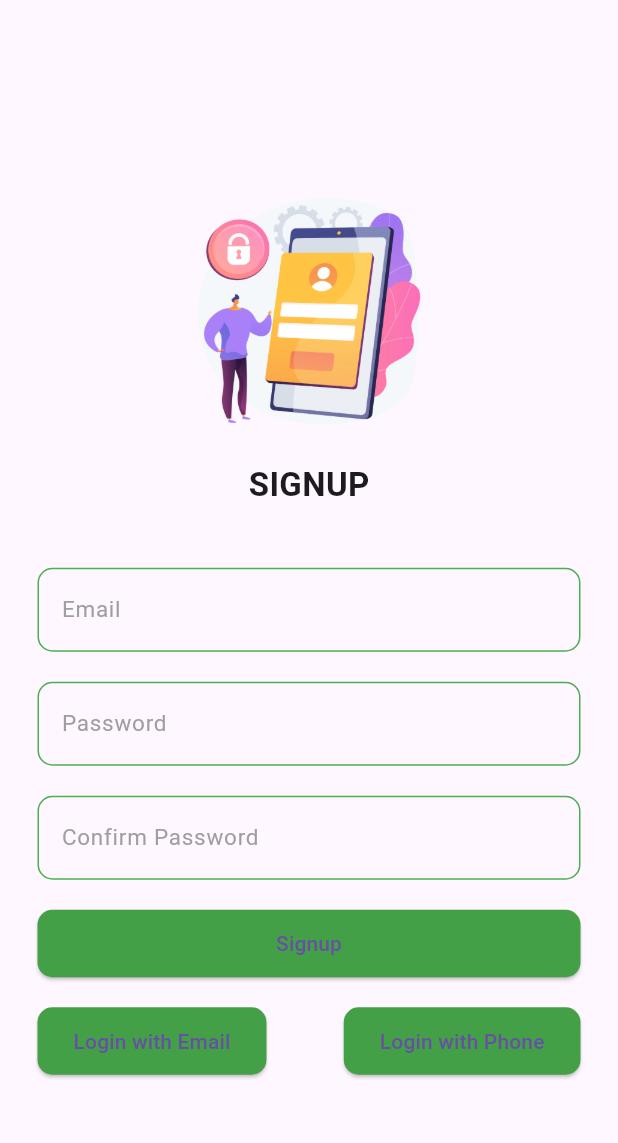
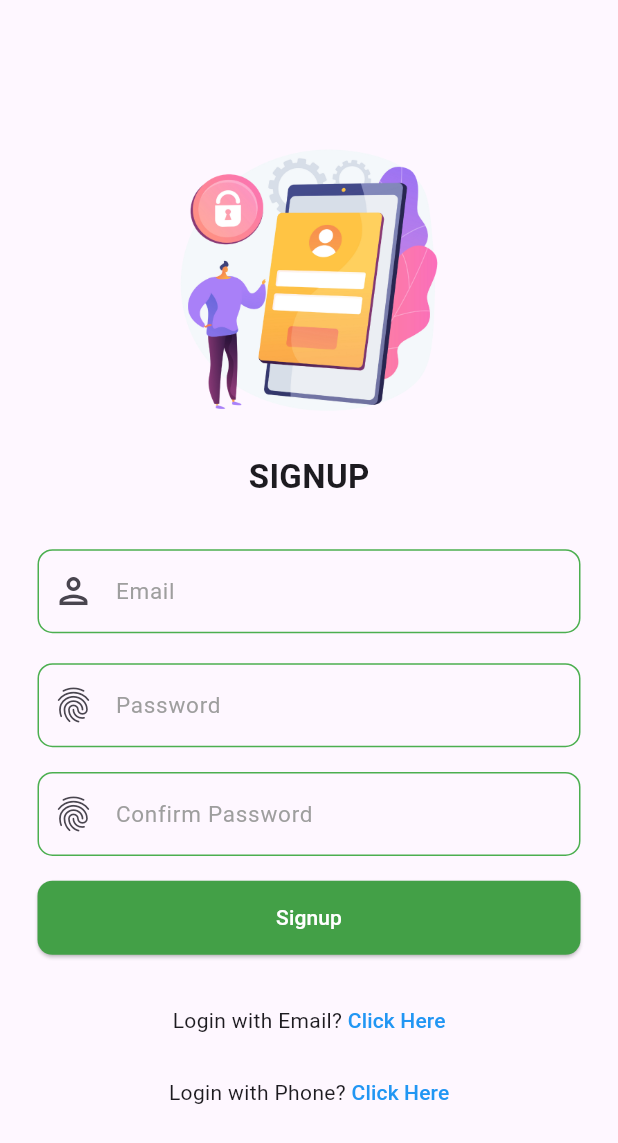
Before and after one commit to sanishaukhale/book-a-ride, a Flutter app: the screen it shows after launch, after a tap on "Signup", on a phone screen of 412 x 824 dp. Shown: the top 1143 px of the screen. Run offline on Flutter 3.47's test engine with Material 3 defaults, Android fonts, the phone set to English and light mode, and no system bars; our stand-ins replace cloud_firestore, firebase_auth, firebase_core, get, pinput, shared_preferences; missing offline and left inert: tbib_splash_screen, twilio_flutter; accounts and stored records are empty; network calls fail.

Commit message:
ui changes

```diff
--- a/lib/login_with_email/login_with_email.dart
+++ b/lib/login_with_email/login_with_email.dart
@@ -9,13 +9,17 @@ class LoginWithEmail extends StatelessWidget {
   LoginWithEmail({super.key});
 
   final TextEditingController email = TextEditingController();
+
   final TextEditingController password = TextEditingController();
 
   @override
   Widget build(BuildContext context) {
     return Scaffold(
       body: Container(
-        margin: const EdgeInsets.only(left: 25, right: 25),
+        margin: const EdgeInsets.only(
+          left: 25,
+          right: 25,
+        ),
         alignment: Alignment.center,
         child: SingleChildScrollView(
           child: Column(
@@ -23,18 +27,17 @@ class LoginWithEmail extends StatelessWidget {
             children: [
               Image.asset(
                 'assets/images/login.png',
-                width: 200,
-                height: 200,
+                height: MediaQuery.of(context).size.height * 0.28,
               ),
-              const SizedBox(
-                height: 25,
+              SizedBox(
+                height: MediaQuery.of(context).size.height * 0.02,
               ),
               const Text(
                 "Login with Email",
                 style: TextStyle(fontSize: 22, fontWeight: FontWeight.bold),
               ),
-              const SizedBox(
-                height: 40,
+              SizedBox(
+                height: MediaQuery.of(context).size.height * 0.04,
               ),
               SizedBox(
                 width: MediaQuery.of(context).size.width * 0.88,
@@ -52,6 +55,10 @@ class LoginWithEmail extends StatelessWidget {
                   style: const TextStyle(color: Colors.grey),
                   controller: email,
                   decoration: InputDecoration(
+                    prefixIcon: const Icon(
+                      Icons.person_outlined,
+                      size: 28,
+                    ),
                     hintText: 'Email',
                     hintStyle: const TextStyle(
                       fontSize: 15,
@@ -88,8 +95,8 @@ class LoginWithEmail extends StatelessWidget {
                   ),
                 ),
               ),
-              const SizedBox(
-                height: 20,
+              SizedBox(
+                height: MediaQuery.of(context).size.height * 0.02,
               ),
               SizedBox(
                 width: MediaQuery.of(context).size.width * 0.88,
@@ -105,6 +112,10 @@ class LoginWithEmail extends StatelessWidget {
                   style: const TextStyle(color: Colors.grey),
                   controller: password,
                   decoration: InputDecoration(
+                    prefixIcon: const Icon(
+                      Icons.fingerprint_outlined,
+                      size: 28,
+                    ),
                     hintText: 'Password',
                     hintStyle: const TextStyle(
                       fontSize: 15,
@@ -141,12 +152,12 @@ class LoginWithEmail extends StatelessWidget {
                   ),
                 ),
               ),
-              const SizedBox(
-                height: 20,
+              SizedBox(
+                height: MediaQuery.of(context).size.height * 0.02,
               ),
               SizedBox(
                 width: double.infinity,
-                height: 45,
+                height: MediaQuery.of(context).size.height * 0.07,
                 child: ElevatedButton(
                   style: ElevatedButton.styleFrom(
                     backgroundColor: Colors.green.shade600,
@@ -159,49 +170,58 @@ class LoginWithEmail extends StatelessWidget {
                       Auth auth = Auth();
                       auth.signInUser(email.text, password.text);
                     } else {
-                        ScaffoldMessenger.of(context)
-                            .showSnackBar(const SnackBar(
+                      ScaffoldMessenger.of(context).showSnackBar(const SnackBar(
                         content: Text("Fields cannot be Empty"),
                       ));
                     }
                   },
-                    child: const Text("Login")),
+                  child: const Text(
+                    "Login",
+                    style: TextStyle(
+                      color: Colors.white,
                     ),
-              const SizedBox(
-                height: 20,
+                  ),
+                ),
+              ),
+              SizedBox(
+                height: MediaQuery.of(context).size.height * 0.02,
               ),
               Row(
+                mainAxisAlignment: MainAxisAlignment.center,
                 children: [
-                  SizedBox(
-                    height: 45,
-                    child: ElevatedButton(
-                        style: ElevatedButton.styleFrom(
-                          backgroundColor: Colors.green.shade600,
-                          shape: RoundedRectangleBorder(
-                            borderRadius: BorderRadius.circular(10),
+                  const Text("Don't have an Account?"),
+                  TextButton(
+                    style: TextButton.styleFrom(
+                      padding: EdgeInsets.zero,
+                    ),
+                    onPressed: () {
+                      Get.to(
+                        Signup(),
+                      );
+                    },
+                    child: const Text(
+                      "Signup",
+                      style: TextStyle(color: Colors.blue),
                     ),
                   ),
-                        onPressed: () {
-                          Get.to(Signup());
-                        },
-                        child: const Text("Signup")),
+                ],
               ),
-                  const Spacer(),
-                  SizedBox(
-                    height: 45,
-                    child: ElevatedButton(
-                      style: ElevatedButton.styleFrom(
-                        backgroundColor: Colors.green.shade600,
-                        shape: RoundedRectangleBorder(
-                          borderRadius: BorderRadius.circular(10),
-                        ),
+              Row(
+                mainAxisAlignment: MainAxisAlignment.center,
+                children: [
+                  const Text("Continue with Phone? "),
+                  TextButton(
+                    style: TextButton.styleFrom(
+                      padding: EdgeInsets.zero,
                     ),
                     onPressed: () {
                       Get.to(const LoginWithPhone());
                     },
-                      child: const Text("Login with Phone"),
+                    child: const Text(
+                      "Click Here",
+                      style: TextStyle(color: Colors.blue),
                     ),
-                  )
+                  ),
                 ],
               )
             ],
--- a/lib/main.dart
+++ b/lib/main.dart
@@ -18,13 +18,10 @@ class MyApp extends StatelessWidget {
 
   @override
   Widget build(BuildContext context) {
-    return GetMaterialApp(
+    return const GetMaterialApp(
       debugShowCheckedModeBanner: false,
       title: 'Book A Ride',
-      theme: ThemeData(
-        primarySwatch: Colors.blue,
-      ),
-      home: const MyHomePage(),
+      home: MyHomePage(),
     );
   }
 }
--- a/lib/signup/signup.dart
+++ b/lib/signup/signup.dart
@@ -29,8 +29,7 @@ class Signup extends StatelessWidget {
             children: [
               Image.asset(
                 'assets/images/signup.png',
-                width: 200,
-                height: 200,
+                height: MediaQuery.of(context).size.height * 0.28,
               ),
               const Text(
                 "SIGNUP",
@@ -39,11 +38,8 @@ class Signup extends StatelessWidget {
                   fontWeight: FontWeight.bold,
                 ),
               ),
-              const SizedBox(
-                height: 10,
-              ),
-              const SizedBox(
-                height: 30,
+              SizedBox(
+                height: MediaQuery.of(context).size.height * 0.04,
               ),
               SizedBox(
                 width: MediaQuery.of(context).size.width * 0.88,
@@ -61,6 +57,10 @@ class Signup extends StatelessWidget {
                   style: const TextStyle(color: Colors.grey),
                   controller: email,
                   decoration: InputDecoration(
+                    prefixIcon: const Icon(
+                      Icons.person_outlined,
+                      size: 28,
+                    ),
                     hintText: 'Email',
                     hintStyle: const TextStyle(
                       fontSize: 15,
@@ -119,6 +119,10 @@ class Signup extends StatelessWidget {
                   ),
                   controller: password,
                   decoration: InputDecoration(
+                    prefixIcon: const Icon(
+                      Icons.fingerprint_outlined,
+                      size: 28,
+                    ),
                     hintText: 'Password',
                     hintStyle: const TextStyle(
                       fontSize: 15,
@@ -155,8 +159,8 @@ class Signup extends StatelessWidget {
                   ),
                 ),
               ),
-              const SizedBox(
-                height: 20,
+              SizedBox(
+                height: MediaQuery.of(context).size.height * 0.02,
               ),
               SizedBox(
                 width: MediaQuery.of(context).size.width * 0.88,
@@ -165,13 +169,17 @@ class Signup extends StatelessWidget {
                   autovalidateMode: AutovalidateMode.onUserInteraction,
                   validator: (value) {
                     if (password.text != confirmPassword.text) {
-                      return "Passwords doesnt match";
+                      return "Passwords doesn't match";
                     }
                     return null;
                   },
                   style: const TextStyle(color: Colors.grey),
                   controller: confirmPassword,
                   decoration: InputDecoration(
+                    prefixIcon: const Icon(
+                      Icons.fingerprint_outlined,
+                      size: 28,
+                    ),
                     hintText: 'Confirm Password',
                     hintStyle: const TextStyle(
                       fontSize: 15,
@@ -208,12 +216,12 @@ class Signup extends StatelessWidget {
                   ),
                 ),
               ),
-              const SizedBox(
-                height: 20,
+              SizedBox(
+                height: MediaQuery.of(context).size.height * 0.02,
               ),
               SizedBox(
                 width: double.infinity,
-                height: 45,
+                height: MediaQuery.of(context).size.height * 0.06,
                 child: ElevatedButton(
                   style: ElevatedButton.styleFrom(
                     backgroundColor: Colors.green.shade600,
@@ -233,47 +241,59 @@ class Signup extends StatelessWidget {
                       ));
                     }
                   },
-                  child: const Text("Signup"),
+                  child: const Text(
+                    "Signup",
+                    style: TextStyle(
+                      color: Colors.white,
+                    ),
+                  ),
                 ),
               ),
               const SizedBox(
                 height: 20,
               ),
               Row(
+                mainAxisAlignment: MainAxisAlignment.center,
                 children: [
-                  SizedBox(
-                    height: 45,
-                    child: ElevatedButton(
-                      style: ElevatedButton.styleFrom(
-                        backgroundColor: Colors.green.shade600,
-                        shape: RoundedRectangleBorder(
-                          borderRadius: BorderRadius.circular(10),
+                  const Text("Login with Email? "),
+                  TextButton(
+                    style: TextButton.styleFrom(
+                      padding: EdgeInsets.zero,
+                    ),
+                    onPressed: () {
+                      Get.to(
+                        LoginWithEmail(),
+                      );
+                    },
+                    child: const Text(
+                      "Click Here",
+                      style: TextStyle(
+                        color: Colors.blue,
                       ),
                     ),
-                      onPressed: () {
-                        Get.to(LoginWithEmail());
-                      },
-                      child: const Text("Login with Email"),
                   ),
+                ],
               ),
-                  const Spacer(),
-                  SizedBox(
-                    height: 45,
-                    child: ElevatedButton(
-                      style: ElevatedButton.styleFrom(
-                        backgroundColor: Colors.green.shade600,
-                        shape: RoundedRectangleBorder(
-                          borderRadius: BorderRadius.circular(10),
-                        ),
+              Row(
+                mainAxisAlignment: MainAxisAlignment.center,
+                children: [
+                  const Text("Login with Phone? "),
+                  TextButton(
+                    style: TextButton.styleFrom(
+                      padding: EdgeInsets.zero,
                     ),
                     onPressed: () {
                       Get.to(
                         const LoginWithPhone(),
                       );
                     },
-                      child: const Text("Login with Phone"),
+                    child: const Text(
+                      "Click Here",
+                      style: TextStyle(
+                        color: Colors.blue,
                       ),
-                  )
+                    ),
+                  ),
                 ],
               )
             ],
--- a/lib/splash/splash_screen.dart
+++ b/lib/splash/splash_screen.dart
@@ -44,7 +44,7 @@ class _MyHomePageState extends State<MyHomePage> {
       body: SplashScreenView(
         navigateWhere: isLoaded,
         navigateRoute: sharedPref ? const HomeScreen() : LoginWithEmail(),
-        logoSize:500,
+        logoSize: 500,
         text: FadeAnimatedText(
           "Welcome",
           textStyle: const TextStyle(
```
Also changed, not shown: lib/login_with_phone/login_with_phone.dart (+42 -40 lines), lib/login_with_phone/verify.dart (+27 -19 lines). Lines whose indentation alone changed are shown as unchanged.
